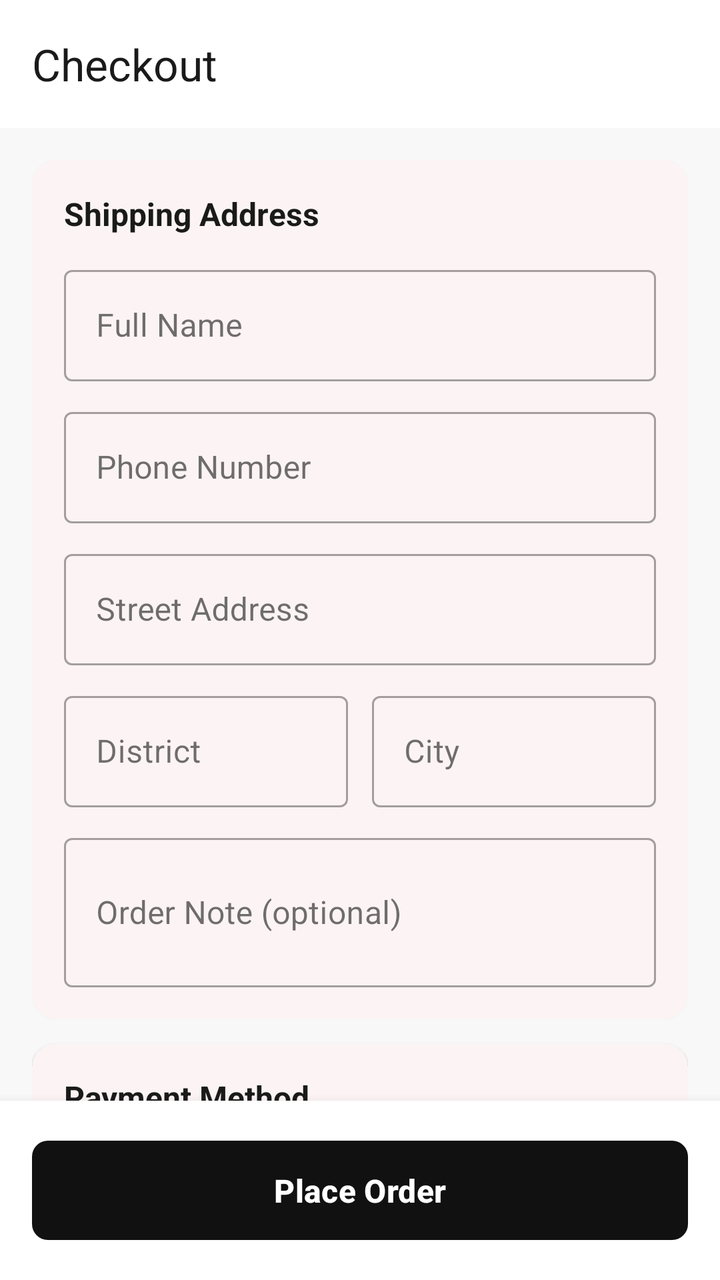
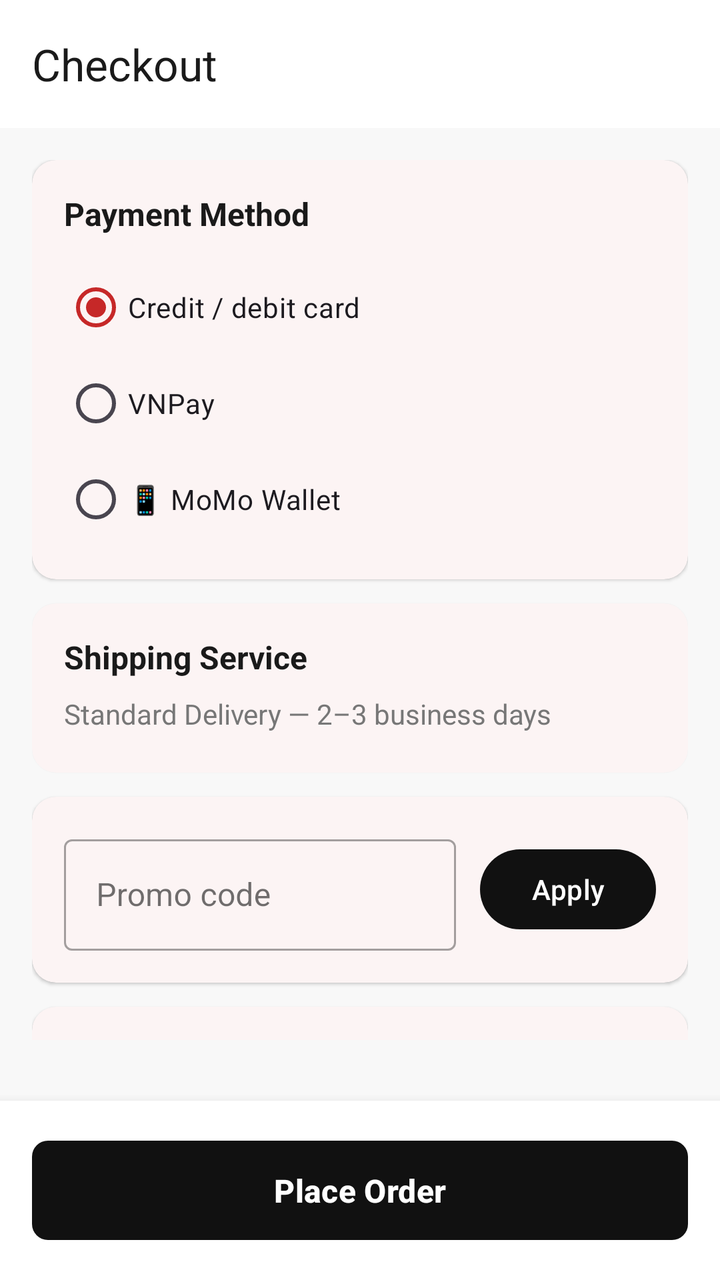

An Android layout rendered at two revisions. The XML below is the earlier revision; the diff shows what the commit changed to produce the second picture.
<!-- AndroidManifest.xml: application theme Theme.TirTirMCommerce -->
<!-- res/layout/activity_checkout.xml -->
<?xml version="1.0" encoding="utf-8"?>
<androidx.coordinatorlayout.widget.CoordinatorLayout xmlns:android="http://schemas.android.com/apk/res/android"
    xmlns:app="http://schemas.android.com/apk/res-auto"
    android:layout_width="match_parent"
    android:layout_height="match_parent"
    android:background="@color/tirtir_off_white">

    <com.google.android.material.appbar.AppBarLayout
        android:layout_width="match_parent"
        android:layout_height="wrap_content"
        android:background="@android:color/white"
        app:elevation="2dp">

        <androidx.appcompat.widget.Toolbar
            android:id="@+id/toolbarCheckout"
            android:layout_width="match_parent"
            android:layout_height="?attr/actionBarSize"
            app:title="@string/checkout_title"
            app:titleTextColor="@color/tirtir_black_cover" />
    </com.google.android.material.appbar.AppBarLayout>

    <androidx.core.widget.NestedScrollView
        android:layout_width="match_parent"
        android:layout_height="match_parent"
        android:paddingBottom="88dp"
        app:layout_behavior="@string/appbar_scrolling_view_behavior">

        <LinearLayout
            android:layout_width="match_parent"
            android:layout_height="wrap_content"
            android:orientation="vertical"
            android:padding="16dp">

            
            <com.google.android.material.card.MaterialCardView
                android:id="@+id/cvLoyaltyBadge"
                android:layout_width="match_parent"
                android:layout_height="wrap_content"
                android:layout_marginBottom="12dp"
                app:cardBackgroundColor="@color/tirtir_red_surface"
                app:cardCornerRadius="12dp"
                app:cardElevation="0dp"
                android:visibility="gone">
                <TextView
                    android:layout_width="match_parent"
                    android:layout_height="wrap_content"
                    android:padding="12dp"
                    android:text="Loyalty bonus: 2x points"
                    android:textColor="@color/tirtir_red_primary"
                    android:textStyle="bold"
                    android:gravity="center" />
            </com.google.android.material.card.MaterialCardView>

            
            <com.google.android.material.card.MaterialCardView
                android:layout_width="match_parent"
                android:layout_height="wrap_content"
                android:layout_marginBottom="12dp"
                app:cardCornerRadius="12dp"
                app:cardElevation="1dp"
                app:strokeWidth="0dp">

                <LinearLayout
                    android:layout_width="match_parent"
                    android:layout_height="wrap_content"
                    android:orientation="vertical"
                    android:padding="16dp">

                    <TextView
                        android:layout_width="wrap_content"
                        android:layout_height="wrap_content"
                        android:text="@string/checkout_shipping_address"
                        android:textSize="16sp"
                        android:textStyle="bold"
                        android:textColor="@color/tirtir_black_cover"
                        android:layout_marginBottom="12dp" />

                    <com.google.android.material.textfield.TextInputLayout
                        android:id="@+id/tilFullName"
                        android:layout_width="match_parent"
                        android:layout_height="wrap_content"
                        android:hint="@string/hint_checkout_full_name"
                        style="@style/Widget.MaterialComponents.TextInputLayout.OutlinedBox"
                        android:layout_marginBottom="10dp">
                        <com.google.android.material.textfield.TextInputEditText
                            android:id="@+id/etFullName"
                            android:layout_width="match_parent"
                            android:layout_height="wrap_content"
                            android:inputType="textPersonName" />
                    </com.google.android.material.textfield.TextInputLayout>

                    <com.google.android.material.textfield.TextInputLayout
                        android:id="@+id/tilPhone"
                        android:layout_width="match_parent"
                        android:layout_height="wrap_content"
                        android:hint="@string/hint_checkout_phone"
                        style="@style/Widget.MaterialComponents.TextInputLayout.OutlinedBox"
                        android:layout_marginBottom="10dp">
                        <com.google.android.material.textfield.TextInputEditText
                            android:id="@+id/etPhone"
                            android:layout_width="match_parent"
                            android:layout_height="wrap_content"
                            android:inputType="phone" />
                    </com.google.android.material.textfield.TextInputLayout>

                    <com.google.android.material.textfield.TextInputLayout
                        android:id="@+id/tilStreet"
                        android:layout_width="match_parent"
                        android:layout_height="wrap_content"
                        android:hint="@string/hint_checkout_street"
                        style="@style/Widget.MaterialComponents.TextInputLayout.OutlinedBox"
                        android:layout_marginBottom="10dp">
                        <com.google.android.material.textfield.TextInputEditText
                            android:id="@+id/etStreet"
                            android:layout_width="match_parent"
                            android:layout_height="wrap_content"
                            android:inputType="textPostalAddress" />
                    </com.google.android.material.textfield.TextInputLayout>

                    <LinearLayout
                        android:layout_width="match_parent"
                        android:layout_height="wrap_content"
                        android:orientation="horizontal"
                        android:layout_marginBottom="10dp">

                        <com.google.android.material.textfield.TextInputLayout
                            android:id="@+id/tilDistrict"
                            android:layout_width="0dp"
                            android:layout_height="wrap_content"
                            android:layout_weight="1"
                            android:hint="@string/hint_checkout_district"
                            android:layout_marginEnd="6dp"
                            style="@style/Widget.MaterialComponents.TextInputLayout.OutlinedBox">
                            <com.google.android.material.textfield.TextInputEditText
                                android:id="@+id/etDistrict"
                                android:layout_width="match_parent"
                                android:layout_height="wrap_content" />
                        </com.google.android.material.textfield.TextInputLayout>

                        <com.google.android.material.textfield.TextInputLayout
                            android:id="@+id/tilCity"
                            android:layout_width="0dp"
                            android:layout_height="wrap_content"
                            android:layout_weight="1"
                            android:hint="@string/hint_checkout_city"
                            android:layout_marginStart="6dp"
                            style="@style/Widget.MaterialComponents.TextInputLayout.OutlinedBox">
                            <com.google.android.material.textfield.TextInputEditText
                                android:id="@+id/etCity"
                                android:layout_width="match_parent"
                                android:layout_height="wrap_content" />
                        </com.google.android.material.textfield.TextInputLayout>
                    </LinearLayout>

                    <com.google.android.material.textfield.TextInputLayout
                        android:id="@+id/tilNote"
                        android:layout_width="match_parent"
                        android:layout_height="wrap_content"
                        android:hint="@string/hint_checkout_note"
                        style="@style/Widget.MaterialComponents.TextInputLayout.OutlinedBox">
                        <com.google.android.material.textfield.TextInputEditText
                            android:id="@+id/etNote"
                            android:layout_width="match_parent"
                            android:layout_height="wrap_content"
                            android:inputType="textMultiLine"
                            android:minLines="2" />
                    </com.google.android.material.textfield.TextInputLayout>

                </LinearLayout>
            </com.google.android.material.card.MaterialCardView>

            
            <com.google.android.material.card.MaterialCardView
                android:layout_width="match_parent"
                android:layout_height="wrap_content"
                android:layout_marginBottom="12dp"
                app:cardCornerRadius="12dp"
                app:cardElevation="1dp"
                app:strokeWidth="0dp">

                <LinearLayout
                    android:layout_width="match_parent"
                    android:layout_height="wrap_content"
                    android:orientation="vertical"
                    android:padding="16dp">

                    <TextView
                        android:layout_width="wrap_content"
                        android:layout_height="wrap_content"
                        android:text="@string/checkout_payment_method"
                        android:textSize="16sp"
                        android:textStyle="bold"
                        android:textColor="@color/tirtir_black_cover"
                        android:layout_marginBottom="12dp" />

                    <RadioGroup
                        android:id="@+id/rgPaymentMethod"
                        android:layout_width="match_parent"
                        android:layout_height="wrap_content"
                        android:orientation="vertical">

                        <RadioButton
                            android:id="@+id/rbCOD"
                            android:layout_width="match_parent"
                            android:layout_height="wrap_content"
                            android:text="Credit / debit card"
                            android:textSize="14sp"
                            android:paddingVertical="8dp"
                            android:checked="true" />

                        <RadioButton
                            android:id="@+id/rbBankTransfer"
                            android:layout_width="match_parent"
                            android:layout_height="wrap_content"
                            android:text="VNPay"
                            android:textSize="14sp"
                            android:paddingVertical="8dp" />

                        <RadioButton
                            android:id="@+id/rbMomo"
                            android:layout_width="match_parent"
                            android:layout_height="wrap_content"
                            android:text="@string/payment_momo"
                            android:textSize="14sp"
                            android:paddingVertical="8dp" />

                    </RadioGroup>

                </LinearLayout>
            </com.google.android.material.card.MaterialCardView>

            
            <com.google.android.material.card.MaterialCardView
                android:layout_width="match_parent"
                android:layout_height="wrap_content"
                android:layout_marginBottom="12dp"
                app:cardCornerRadius="12dp"
                app:cardElevation="1dp"
                app:strokeWidth="0dp">

                <LinearLayout
                    android:layout_width="match_parent"
                    android:layout_height="wrap_content"
                    android:orientation="vertical"
                    android:padding="16dp">

                    <TextView
                        android:layout_width="wrap_content"
                        android:layout_height="wrap_content"
                        android:text="@string/checkout_shipping_service"
                        android:textSize="16sp"
                        android:textStyle="bold"
                        android:textColor="@color/tirtir_black_cover"
                        android:layout_marginBottom="8dp" />

                    <TextView
                        android:id="@+id/tvShippingService"
                        android:layout_width="match_parent"
                        android:layout_height="wrap_content"
                        android:text="@string/checkout_shipping_standard"
                        android:textSize="14sp"
                        android:textColor="@color/tirtir_text_secondary" />

                    <TextView
                        android:text="@string/checkout_shipping_pending_note"
                        android:textSize="12sp"
                        android:textColor="@color/tirtir_silver_gray"
                        android:layout_marginTop="4dp" />
                </LinearLayout>
            </com.google.android.material.card.MaterialCardView>

            
            <com.google.android.material.card.MaterialCardView
                android:layout_width="match_parent"
                android:layout_height="wrap_content"
                android:layout_marginBottom="12dp"
                app:cardCornerRadius="12dp"
                app:cardElevation="1dp"
                app:strokeWidth="0dp">

                <LinearLayout
                    android:layout_width="match_parent"
                    android:layout_height="wrap_content"
                    android:orientation="horizontal"
                    android:padding="16dp"
                    android:gravity="center_vertical">

                    <com.google.android.material.textfield.TextInputLayout
                        android:layout_width="0dp"
                        android:layout_height="wrap_content"
                        android:layout_weight="1"
                        android:hint="Promo code"
                        style="@style/Widget.MaterialComponents.TextInputLayout.OutlinedBox">
                        <com.google.android.material.textfield.TextInputEditText
                            android:layout_width="match_parent"
                            android:layout_height="wrap_content"
                            android:inputType="textCapCharacters" />
                    </com.google.android.material.textfield.TextInputLayout>

                        <LinearLayout
                            android:layout_width="wrap_content"
                            android:layout_height="wrap_content"
                            android:orientation="vertical"
                            android:layout_marginStart="12dp">
                            
                            <com.google.android.material.button.MaterialButton
                                android:layout_width="wrap_content"
                                android:layout_height="wrap_content"
                                android:text="Apply"
                                app:backgroundTint="@color/tirtir_black" />
                                
                            <com.google.android.material.button.MaterialButton
                                android:id="@+id/btnRemoveVoucher"
                                style="@style/Widget.MaterialComponents.Button.TextButton"
                                android:layout_width="wrap_content"
                                android:layout_height="wrap_content"
                                android:text="Remove"
                                android:textColor="@color/tirtir_red_primary"
                                android:visibility="gone" />
                        </LinearLayout>
                    </LinearLayout>
                </com.google.android.material.card.MaterialCardView>

            
            <com.google.android.material.card.MaterialCardView
                android:layout_width="match_parent"
                android:layout_height="wrap_content"
                android:layout_marginBottom="8dp"
                app:cardCornerRadius="12dp"
                app:cardElevation="1dp"
                app:strokeWidth="0dp">

                <LinearLayout
                    android:layout_width="match_parent"
                    android:layout_height="wrap_content"
                    android:orientation="vertical"
                    android:padding="16dp">

                    <TextView
                        android:layout_width="wrap_content"
                        android:layout_height="wrap_content"
                        android:text="@string/checkout_order_summary"
                        android:textSize="16sp"
                        android:textStyle="bold"
                        android:textColor="@color/tirtir_black_cover"
                        android:layout_marginBottom="12dp" />

                    <LinearLayout
                        android:layout_width="match_parent"
                        android:layout_height="wrap_content"
                        android:orientation="horizontal"
                        android:layout_marginBottom="8dp">
                        <TextView
                            android:layout_width="0dp"
                            android:layout_height="wrap_content"
                            android:layout_weight="1"
                            android:text="@string/checkout_subtotal"
                            android:textSize="14sp"
                            android:textColor="@color/tirtir_text_secondary" />
                        <TextView
                            android:id="@+id/tvCheckoutSubtotal"
                            android:layout_width="wrap_content"
                            android:layout_height="wrap_content"
                            android:text="0 đ"
                            android:textSize="14sp"
                            android:textColor="@color/tirtir_black_cover" />
                    </LinearLayout>

                    <LinearLayout
                        android:layout_width="match_parent"
                        android:layout_height="wrap_content"
                        android:orientation="horizontal"
                        android:layout_marginBottom="8dp">
                        <TextView
                            android:layout_width="0dp"
                            android:layout_height="wrap_content"
                            android:layout_weight="1"
                            android:text="@string/checkout_shipping_fee"
                            android:textSize="14sp"
                            android:textColor="@color/tirtir_text_secondary" />
                        <TextView
                            android:id="@+id/tvCheckoutShipping"
                            android:layout_width="wrap_content"
                            android:layout_height="wrap_content"
                            android:text="30.000 đ"
                            android:textSize="14sp"
                            android:textColor="@color/tirtir_black_cover" />
                    </LinearLayout>

                    <LinearLayout
                        android:layout_width="match_parent"
                        android:layout_height="wrap_content"
                        android:orientation="horizontal"
                        android:layout_marginBottom="8dp">
                        <TextView
                            android:layout_width="0dp"
                            android:layout_height="wrap_content"
                            android:layout_weight="1"
                            android:text="Tax (10%)"
                            android:textSize="14sp"
                            android:textColor="@color/tirtir_text_secondary" />
                        <TextView
                            android:id="@+id/tvCheckoutTax"
                            android:layout_width="wrap_content"
                            android:layout_height="wrap_content"
                            android:text="0 đ"
                            android:textSize="14sp"
                            android:textColor="@color/tirtir_black_cover" />
                    </LinearLayout>

                    <View
                        android:layout_width="match_parent"
                        android:layout_height="1dp"
                        android:background="#EEEEEE"
                        android:layout_marginVertical="8dp" />

                    <LinearLayout
                        android:layout_width="match_parent"
                        android:layout_height="wrap_content"
                        android:orientation="horizontal">
                        <TextView
                            android:layout_width="0dp"
                            android:layout_height="wrap_content"
                            android:layout_weight="1"
                            android:text="@string/checkout_total"
                            android:textSize="16sp"
                            android:textStyle="bold"
                            android:textColor="@color/tirtir_black_cover" />
                        <TextView
                            android:id="@+id/tvCheckoutTotal"
                            android:layout_width="wrap_content"
                            android:layout_height="wrap_content"
                            android:text="0 đ"
                            android:textSize="16sp"
                            android:textStyle="bold"
                            android:textColor="@color/tirtir_black_cover" />
                    </LinearLayout>

                </LinearLayout>
            </com.google.android.material.card.MaterialCardView>

        </LinearLayout>
    </androidx.core.widget.NestedScrollView>

    
    <LinearLayout
        android:layout_width="match_parent"
        android:layout_height="wrap_content"
        android:layout_gravity="bottom"
        android:background="@color/tirtir_white"
        android:elevation="8dp"
        android:padding="16dp"
        android:orientation="vertical"
        android:gravity="center">

        <ProgressBar
            android:id="@+id/progressPlaceOrder"
            android:layout_width="32dp"
            android:layout_height="32dp"
            android:layout_marginBottom="8dp"
            android:indeterminateTint="@color/tirtir_red_primary"
            android:visibility="gone" />

        <com.google.android.material.button.MaterialButton
            android:id="@+id/btnPlaceOrder"
            android:layout_width="match_parent"
            android:layout_height="wrap_content"
            android:text="@string/btn_place_order"
            android:textColor="@color/tirtir_white"
            android:textSize="16sp"
            android:textStyle="bold"
            android:paddingVertical="14dp"
            app:backgroundTint="@color/tirtir_black"
            app:cornerRadius="8dp" />
    </LinearLayout>

</androidx.coordinatorlayout.widget.CoordinatorLayout>
<!-- resources referenced by this layout -->
<resources>
  <color name="tirtir_black">#111111</color>
  <color name="tirtir_black_cover">#1A1A1A</color>
  <color name="tirtir_off_white">#F8F8F8</color>
  <color name="tirtir_red_primary">#C62828</color>
  <color name="tirtir_red_surface">#FFEBEE</color>
  <color name="tirtir_silver_gray">#BDBDBD</color>
  <color name="tirtir_text_secondary">#777777</color>
  <color name="tirtir_white">#FFFFFF</color>
  <string name="btn_place_order">Place Order</string>
  <string name="checkout_order_summary">Order Summary</string>
  <string name="checkout_payment_method">Payment Method</string>
  <string name="checkout_shipping_address">Shipping Address</string>
  <string name="checkout_shipping_fee">Shipping</string>
  <string name="checkout_shipping_pending_note">Shipping is estimated and confirmed before payment.</string>
  <string name="checkout_shipping_service">Shipping Service</string>
  <string name="checkout_shipping_standard">Standard Delivery — 2–3 business days</string>
  <string name="checkout_subtotal">Subtotal</string>
  <string name="checkout_title">Checkout</string>
  <string name="checkout_total">Total</string>
  <string name="hint_checkout_city">City</string>
  <string name="hint_checkout_district">District</string>
  <string name="hint_checkout_full_name">Full Name</string>
  <string name="hint_checkout_note">Order Note (optional)</string>
  <string name="hint_checkout_phone">Phone Number</string>
  <string name="hint_checkout_street">Street Address</string>
  <string name="payment_momo">📱  MoMo Wallet</string>
  <style name="Theme.TirTirMCommerce" parent="Base.Theme.TirTirMCommerce" />
  <style name="Base.Theme.TirTirMCommerce" parent="Theme.Material3.DayNight.NoActionBar">
          
          <item name="colorPrimary">@color/tirtir_red_primary</item>
          <item name="colorPrimaryDark">@color/tirtir_red_dark</item>
          <item name="colorPrimaryContainer">@color/tirtir_red_surface</item>
  
          
          <item name="colorOnPrimary">@color/tirtir_white</item>
          <item name="colorOnPrimaryContainer">@color/tirtir_red_primary</item>
  
          
          <item name="colorSecondary">@color/tirtir_black</item>
          <item name="colorOnSecondary">@color/tirtir_white</item>
  
          
          <item name="colorSurface">@color/tirtir_white</item>
          <item name="colorOnSurface">@color/tirtir_black</item>
          <item name="colorSurfaceVariant">@color/tirtir_off_white</item>
  
          
          <item name="android:windowBackground">@color/tirtir_off_white</item>
          <item name="android:statusBarColor">@color/tirtir_white</item>
          <item name="android:windowLightStatusBar">true</item>
  
          
          <item name="colorError">@color/tirtir_error</item>
      </style>
  <color name="tirtir_red_dark">#8E0000</color>
  <color name="tirtir_error">#D32F2F</color>
</resources>

<!-- the commit's change to res/layout/activity_checkout.xml (unified diff, before → after) -->
@@ -22,7 +22,7 @@
     <androidx.core.widget.NestedScrollView
         android:layout_width="match_parent"
         android:layout_height="match_parent"
-        android:paddingBottom="88dp"
+        android:paddingBottom="120dp"
         app:layout_behavior="@string/appbar_scrolling_view_behavior">
 
         <LinearLayout
@@ -53,12 +53,14 @@
 
             
             <com.google.android.material.card.MaterialCardView
+                android:id="@+id/cardPromoCode"
                 android:layout_width="match_parent"
                 android:layout_height="wrap_content"
                 android:layout_marginBottom="12dp"
                 app:cardCornerRadius="12dp"
                 app:cardElevation="1dp"
-                app:strokeWidth="0dp">
+                app:strokeWidth="0dp"
+                android:visibility="gone">
 
                 <LinearLayout
                     android:layout_width="match_parent"
@@ -396,7 +398,7 @@
                             android:layout_width="0dp"
                             android:layout_height="wrap_content"
                             android:layout_weight="1"
-                            android:text="Tax (10%)"
+                            android:text="Tax"
                             android:textSize="14sp"
                             android:textColor="@color/tirtir_text_secondary" />
                         <TextView
